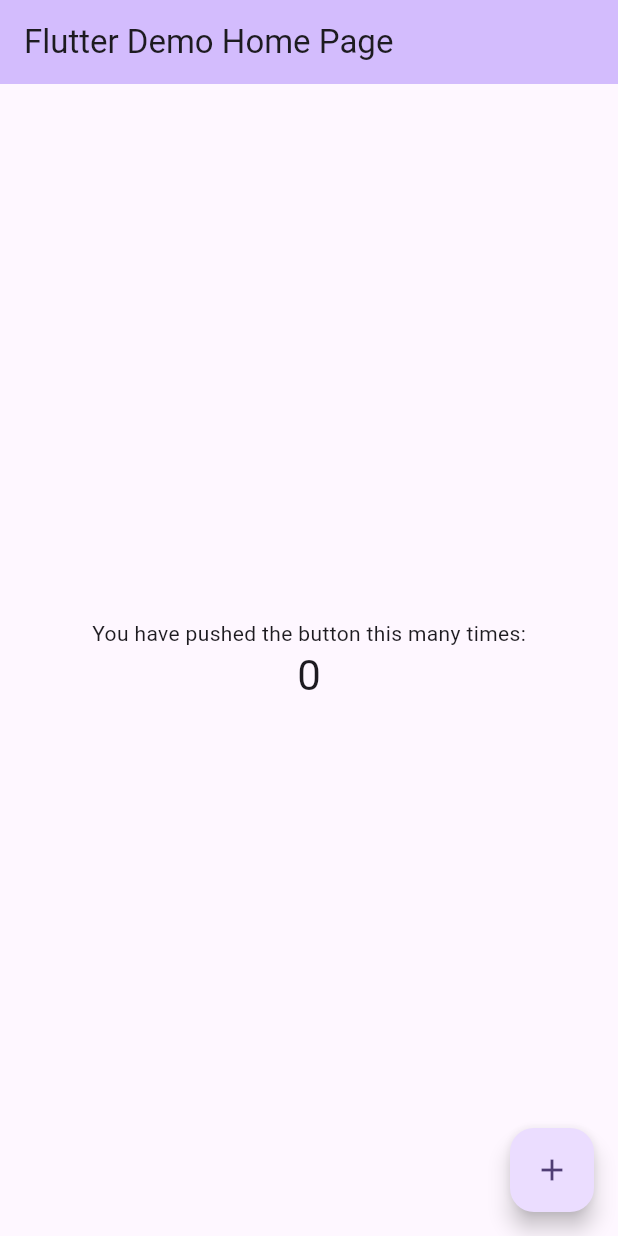
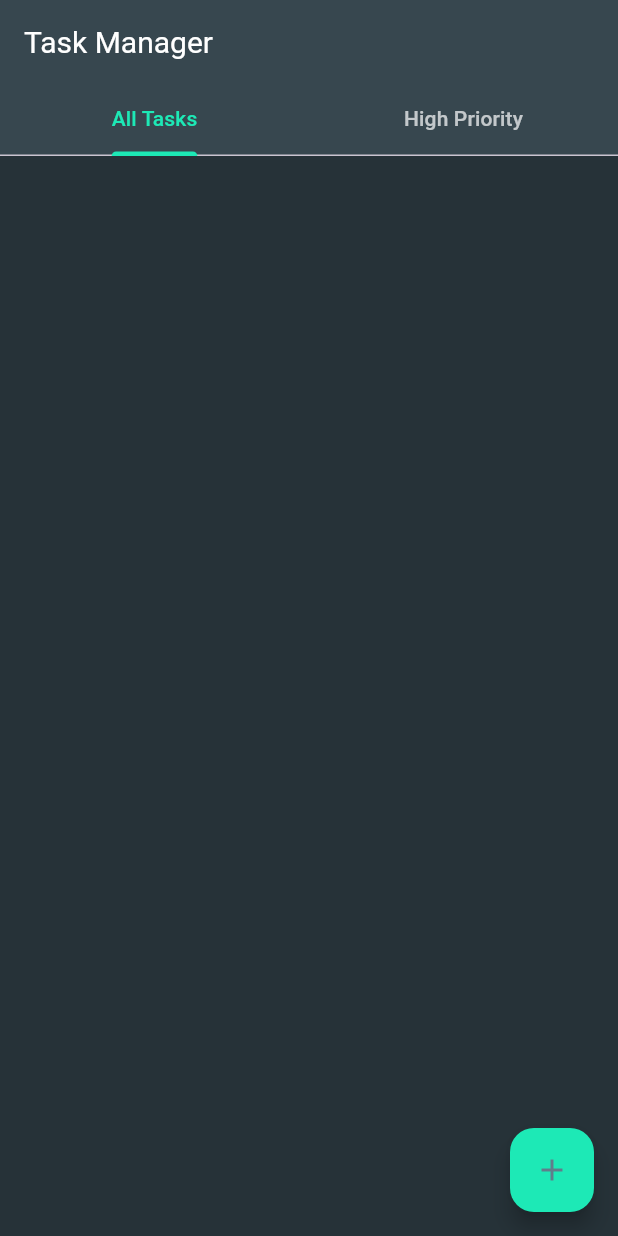
Before and after one commit to kidusabdula/task-manager, a Flutter app: the screen it shows after launch, on a phone screen of 412 x 824 dp. Run offline on Flutter 3.47's test engine with Material 3 defaults, Android fonts, the phone set to English and light mode, and no system bars.

Commit message:
Add HomePage with tabs, list view, gestures, and notifications

```diff
--- a/lib/main.dart
+++ b/lib/main.dart
@@ -1,4 +1,5 @@
 import 'package:flutter/material.dart';
+import 'pages/home_page.dart';
 
 void main() {
   runApp(const MyApp());
@@ -6,117 +7,35 @@ void main() {
 
 class MyApp extends StatelessWidget {
   const MyApp({super.key});
-
-  // This widget is the root of your application.
   @override
   Widget build(BuildContext context) {
     return MaterialApp(
-      title: 'Flutter Demo',
+      title: 'Task Manager',
       theme: ThemeData(
-        // This is the theme of your application.
-        //
-        // TRY THIS: Try running your application with "flutter run". You'll see
-        // the application has a purple toolbar. Then, without quitting the app,
-        // try changing the seedColor in the colorScheme below to Colors.green
-        // and then invoke "hot reload" (save your changes or press the "hot
-        // reload" button in a Flutter-supported IDE, or press "r" if you used
-        // the command line to start the app).
-        //
-        // Notice that the counter didn't reset back to zero; the application
-        // state is not lost during the reload. To reset the state, use hot
-        // restart instead.
-        //
-        // This works for code too, not just values: Most code changes can be
-        // tested with just a hot reload.
-        colorScheme: ColorScheme.fromSeed(seedColor: Colors.deepPurple),
+        scaffoldBackgroundColor: Colors.blueGrey[900],
+        appBarTheme: AppBarTheme(
+          color: Colors.blueGrey[800],
+          titleTextStyle: const TextStyle(color: Colors.white, fontSize: 20),
+        ),
+        textTheme: const TextTheme(
+          bodyMedium: TextStyle(color: Colors.white),
+          bodySmall: TextStyle(color: Colors.white70),
+        ),
+        elevatedButtonTheme: ElevatedButtonThemeData(
+          style: ElevatedButton.styleFrom(
+            backgroundColor: Colors.tealAccent[400],
+            foregroundColor: Colors.blueGrey[900],
+            shape: RoundedRectangleBorder(borderRadius: BorderRadius.circular(8)),
+          ),
+        ),
+        inputDecorationTheme: InputDecorationTheme(
+          filled: true,
+          fillColor: Colors.blueGrey[700],
+          labelStyle: const TextStyle(color: Colors.white70),
+          border: OutlineInputBorder(borderRadius: BorderRadius.circular(8)),
+        ),
       ),
-      home: const MyHomePage(title: 'Flutter Demo Home Page'),
+      home: const HomePage(),
     );
   }
 }
-
-class MyHomePage extends StatefulWidget {
-  const MyHomePage({super.key, required this.title});
-
-  // This widget is the home page of your application. It is stateful, meaning
-  // that it has a State object (defined below) that contains fields that affect
-  // how it looks.
-
-  // This class is the configuration for the state. It holds the values (in this
-  // case the title) provided by the parent (in this case the App widget) and
-  // used by the build method of the State. Fields in a Widget subclass are
-  // always marked "final".
-
-  final String title;
-
-  @override
-  State<MyHomePage> createState() => _MyHomePageState();
-}
-
-class _MyHomePageState extends State<MyHomePage> {
-  int _counter = 0;
-
-  void _incrementCounter() {
-    setState(() {
-      // This call to setState tells the Flutter framework that something has
-      // changed in this State, which causes it to rerun the build method below
-      // so that the display can reflect the updated values. If we changed
-      // _counter without calling setState(), then the build method would not be
-      // called again, and so nothing would appear to happen.
-      _counter++;
-    });
-  }
-
-  @override
-  Widget build(BuildContext context) {
-    // This method is rerun every time setState is called, for instance as done
-    // by the _incrementCounter method above.
-    //
-    // The Flutter framework has been optimized to make rerunning build methods
-    // fast, so that you can just rebuild anything that needs updating rather
-    // than having to individually change instances of widgets.
-    return Scaffold(
-      appBar: AppBar(
-        // TRY THIS: Try changing the color here to a specific color (to
-        // Colors.amber, perhaps?) and trigger a hot reload to see the AppBar
-        // change color while the other colors stay the same.
-        backgroundColor: Theme.of(context).colorScheme.inversePrimary,
-        // Here we take the value from the MyHomePage object that was created by
-        // the App.build method, and use it to set our appbar title.
-        title: Text(widget.title),
-      ),
-      body: Center(
-        // Center is a layout widget. It takes a single child and positions it
-        // in the middle of the parent.
-        child: Column(
-          // Column is also a layout widget. It takes a list of children and
-          // arranges them vertically. By default, it sizes itself to fit its
-          // children horizontally, and tries to be as tall as its parent.
-          //
-          // Column has various properties to control how it sizes itself and
-          // how it positions its children. Here we use mainAxisAlignment to
-          // center the children vertically; the main axis here is the vertical
-          // axis because Columns are vertical (the cross axis would be
-          // horizontal).
-          //
-          // TRY THIS: Invoke "debug painting" (choose the "Toggle Debug Paint"
-          // action in the IDE, or press "p" in the console), to see the
-          // wireframe for each widget.
-          mainAxisAlignment: MainAxisAlignment.center,
-          children: <Widget>[
-            const Text('You have pushed the button this many times:'),
-            Text(
-              '$_counter',
-              style: Theme.of(context).textTheme.headlineMedium,
-            ),
-          ],
-        ),
-      ),
-      floatingActionButton: FloatingActionButton(
-        onPressed: _incrementCounter,
-        tooltip: 'Increment',
-        child: const Icon(Icons.add),
-      ), // This trailing comma makes auto-formatting nicer for build methods.
-    );
-  }
-}
--- a/lib/pages/home_page.dart
+++ b/lib/pages/home_page.dart
@@ -0,0 +1,180 @@
+import 'package:flutter/material.dart';
+import 'package:intl/intl.dart';
+import '../models/task.dart';
+import '../utils/database.dart';
+import 'add_task_page.dart';
+
+class HomePage extends StatefulWidget {
+  const HomePage({super.key});
+
+  @override
+  State<HomePage> createState() => _HomePageState();
+}
+
+class _HomePageState extends State<HomePage> with SingleTickerProviderStateMixin {
+  late TabController _tabController;
+  final Database _database = Database();
+
+  @override
+  void initState() {
+    super.initState();
+    _tabController = TabController(length: 2, vsync: this);
+  }
+
+  @override
+  void dispose() {
+    _tabController.dispose();
+    super.dispose();
+  }
+
+  void _addTask() {
+    Navigator.push(
+      context,
+      MaterialPageRoute(builder: (context) => const AddTaskPage()),
+    ).then((_) => setState(() {}));
+  }
+
+  void _editTask(Task task) {
+    Navigator.push(
+      context,
+      MaterialPageRoute(builder: (context) => AddTaskPage(task: task)),
+    ).then((_) => setState(() {}));
+  }
+
+  void _togglePriority(Task task) async {
+    final updatedTask = task.copyWith(isHighPriority: !task.isHighPriority);
+    await _database.updateTask(task.id, updatedTask);
+    ScaffoldMessenger.of(context).showSnackBar(
+      SnackBar(
+        content: Text(
+          updatedTask.isHighPriority ? 'Set as High Priority' : 'Removed High Priority',
+          style: const TextStyle(color: Colors.white),
+        ),
+        backgroundColor: Colors.blueGrey[800],
+      ),
+    );
+    setState(() {});
+  }
+
+  Widget _buildTaskList(List<Task> tasks) {
+    tasks.sort((a, b) => b.date.compareTo(a.date)); // Newest first
+    return ListView.separated(
+      itemCount: tasks.length,
+      itemBuilder: (context, index) {
+        final task = tasks[index];
+        return Dismissible(
+          key: ValueKey(task.id),
+          onDismissed: (direction) async {
+            await _database.deleteTask(task.id);
+            ScaffoldMessenger.of(context).showSnackBar(
+              SnackBar(
+                content: const Text('Task Deleted', style: TextStyle(color: Colors.white)),
+                backgroundColor: Colors.blueGrey[800],
+                action: SnackBarAction(
+                  label: 'Undo',
+                  textColor: Colors.tealAccent[400],
+                  onPressed: () async {
+                    await _database.saveTask(task);
+                    setState(() {});
+                  },
+                ),
+              ),
+            );
+            setState(() {});
+          },
+          background: Container(
+            color: Colors.red[900],
+            padding: const EdgeInsets.only(left: 16),
+            alignment: Alignment.centerLeft,
+            child: const Icon(Icons.delete, color: Colors.white),
+          ),
+          secondaryBackground: Container(
+            color: Colors.red[900],
+            padding: const EdgeInsets.only(right: 16),
+            alignment: Alignment.centerRight,
+            child: const Icon(Icons.delete, color: Colors.white),
+          ),
+          child: GestureDetector(
+            onDoubleTap: () => _togglePriority(task),
+            child: AnimatedContainer(
+              duration: const Duration(milliseconds: 300),
+              margin: const EdgeInsets.symmetric(vertical: 4, horizontal: 8),
+              padding: const EdgeInsets.all(16),
+              decoration: BoxDecoration(
+                color: task.isHighPriority ? Colors.red[900] : Colors.blueGrey[800],
+                borderRadius: BorderRadius.circular(8),
+                boxShadow: [
+                  BoxShadow(
+                    color: Colors.black.withOpacity(0.2),
+                    blurRadius: 4,
+                    offset: const Offset(0, 2),
+                  ),
+                ],
+              ),
+              child: ListTile(
+                title: Text(
+                  task.title,
+                  style: TextStyle(
+                    color: Colors.white,
+                    fontWeight: FontWeight.bold,
+                    decoration: task.isHighPriority ? TextDecoration.underline : null,
+                    decorationColor: Colors.tealAccent[400],
+                  ),
+                ),
+                subtitle: Text(
+                  '${DateFormat.yMMMd().format(task.date)}\\n${task.description}',
+                  style: const TextStyle(color: Colors.white70),
+                ),
+                onTap: () => _editTask(task),
+              ),
+            ),
+          ),
+        );
+      },
+      separatorBuilder: (context, index) => const Divider(color: Colors.white24),
+    );
+  }
+
+  @override
+  Widget build(BuildContext context) {
+    return Scaffold(
+      backgroundColor: Colors.blueGrey[900],
+      appBar: AppBar(
+        title: const Text('Task Manager'),
+        backgroundColor: Colors.blueGrey[800],
+        bottom: TabBar(
+          controller: _tabController,
+          labelColor: Colors.tealAccent[400],
+          unselectedLabelColor: Colors.white70,
+          indicatorColor: Colors.tealAccent[400],
+          tabs: const [
+            Tab(text: 'All Tasks'),
+            Tab(text: 'High Priority'),
+          ],
+        ),
+      ),
+      body: FutureBuilder<List<Task>>(
+        future: _database.getTasks(),
+        builder: (context, snapshot) {
+          if (!snapshot.hasData) {
+            return const Center(child: CircularProgressIndicator(color: Colors.tealAccent));
+          }
+          final allTasks = snapshot.data!;
+          final highPriorityTasks = allTasks.where((t) => t.isHighPriority).toList();
+          return TabBarView(
+            controller: _tabController,
+            children: [
+              _buildTaskList(allTasks),
+              _buildTaskList(highPriorityTasks),
+            ],
+          );
+        },
+      ),
+      floatingActionButton: FloatingActionButton(
+        onPressed: _addTask,
+        backgroundColor: Colors.tealAccent[400],
+        child: const Icon(Icons.add, color: Colors.blueGrey),
+      ),
+    );
+  }
+}
--- a/lib/utils/database.dart
+++ b/lib/utils/database.dart
@@ -0,0 +1,57 @@
+import 'dart:convert';
+import 'dart:io';
+import 'package:path_provider/path_provider.dart';
+import '../models/task.dart';
+
+class Database {
+  Future<String> get _localPath async {
+    final directory = await getApplicationDocumentsDirectory();
+    return directory.path;
+  }
+
+  Future<File> get _localFile async {
+    final path = await _localPath;
+    return File('$path/tasks.json');
+  }
+
+  Future<List<Task>> getTasks() async {
+    try {
+      final file = await _localFile;
+      if (!await file.exists()) {
+        await file.writeAsString('{"tasks": []}');
+      }
+      final contents = await file.readAsString();
+      final json = jsonDecode(contents);
+      return (json['tasks'] as List).map((e) => Task.fromJson(e)).toList();
+    } catch (e) {
+      return [];
+    }
+  }
+
+  Future<void> saveTask(Task task) async {
+    final tasks = await getTasks();
+    tasks.add(task);
+    await _saveTasks(tasks);
+  }
+
+  Future<void> updateTask(String id, Task updatedTask) async {
+    final tasks = await getTasks();
+    final index = tasks.indexWhere((t) => t.id == id);
+    if (index != -1) {
+      tasks[index] = updatedTask;
+      await _saveTasks(tasks);
+    }
+  }
+
+  Future<void> deleteTask(String id) async {
+    final tasks = await getTasks();
+    tasks.removeWhere((t) => t.id == id);
+    await _saveTasks(tasks);
+  }
+
+  Future<void> _saveTasks(List<Task> tasks) async {
+    final file = await _localFile;
+    final json = {'tasks': tasks.map((t) => t.toJson()).toList()};
+    await file.writeAsString(jsonEncode(json));
+  }
+}
```
